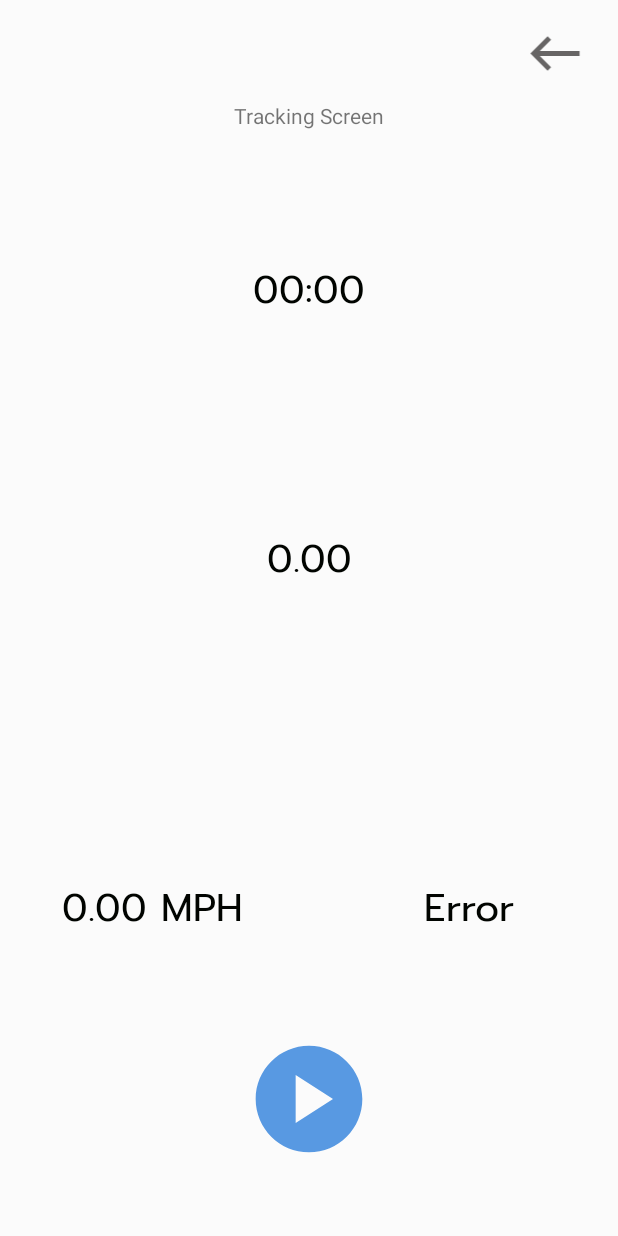
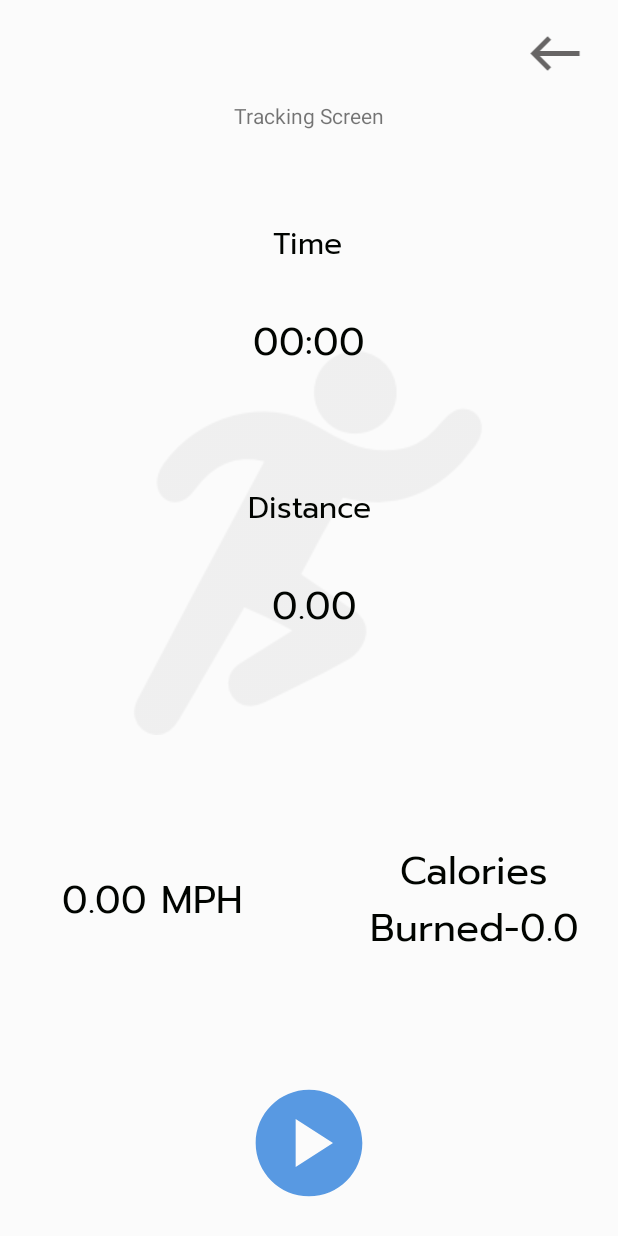
Before and after one commit to WingsofStars/TechSupport-Fitness_Application, an Android app: the trackingScreen screen opened directly, with no data from a screen before it, after a tap on an icon or button, on a phone screen of 412 x 824 dp. Run offline under Robolectric (Android 15) with nearby library versions, the phone set to English and light mode, and no system bars; libraries missing offline, so code that uses them is left out: androidx.constraintlayout.solver; 3 statements that could not run were skipped; 3 other taps on this screen came first.

Commit message:
Version 1.33 Added 1 File Modified 10 Files Added Screen Scaling Fixed TrackRun Screen. Creates Log when Run is stopped

```diff
--- a/app/src/main/java/delware/apps/techsupport_scampermobile/DistanceCalculator.java
+++ b/app/src/main/java/delware/apps/techsupport_scampermobile/DistanceCalculator.java
@@ -4,7 +4,7 @@
     static final double _eQuatorialEarthRadius = 6378.1370D;
     static final double _d2r = (Math.PI / 180D);
 
-    public int getDistanceM(double lat1, double long1, double lat2, double long2){
+    public double getDistanceM(double lat1, double long1, double lat2, double long2){
         double dlong = (long2 - long1) * _d2r;
         double dlat = (lat2 - lat1) * _d2r;
         double a = Math.pow(Math.sin(dlat / 2D), 2D) + Math.cos(lat1 * _d2r) * Math.cos(lat2 * _d2r)
@@ -12,7 +12,7 @@
         double c = 2D * Math.atan2(Math.sqrt(a), Math.sqrt(1D - a));
         double d = _eQuatorialEarthRadius * c;
         //converts d to meters
-        return (int) (1000 * d);
+        return (double) (1000 * d);
         //if you want to convert to miles and don't forget to refactor
         //return (int) (0.62137119 * d);
     }
--- a/app/src/main/java/delware/apps/techsupport_scampermobile/LogAdapter.java
+++ b/app/src/main/java/delware/apps/techsupport_scampermobile/LogAdapter.java
@@ -31,6 +31,7 @@
         int minutes  = getItem(position).getMinutes();
         int calories  = getItem(position).getCalories();
         String type  = getItem(position).getCardioType();
+        float speed = getItem(position).getSpeed();
         int id = getItem(position).UserId;
 
         RunLog runlog = new RunLog(distance, hours, minutes, calories, date, type);
@@ -49,7 +50,7 @@
         Date.setText(String.valueOf(date));
         Time.setText(String.format("%.2f",hours + (float) minutes/60) + " Hours");
         Distance.setText(String.valueOf(distance) + " Miles");
-        Speed.setText(String.format("%.2f",distance/(Float.valueOf(hours)+(minutes/60))) + " MPH");
+        Speed.setText(String.format("%.2f", speed) + " MPH");
         Calories.setText(String.valueOf(calories) + " Calories");
         Type.setText(String.valueOf(type));
         IdTXT.setText(String.valueOf(id));
--- a/app/src/main/java/delware/apps/techsupport_scampermobile/MainActivity.java
+++ b/app/src/main/java/delware/apps/techsupport_scampermobile/MainActivity.java
@@ -175,7 +175,7 @@
                         textViewException.setText("Provided Username or Password is invalid.");
                     }
                 } catch (Exception e) {
-                    textViewException.setText("ERROR");
+                    textViewException.setText("Provided Username or Password is invalid.");
                     return;
                 }
 
--- a/app/src/main/java/delware/apps/techsupport_scampermobile/RunLog.java
+++ b/app/src/main/java/delware/apps/techsupport_scampermobile/RunLog.java
@@ -18,7 +18,10 @@
         this.calories = calories;;
         this.date = date;
         this.cardioType = cardioType;
-        speed = distance / (hours + (minutes/60));
+        float minutePlaceHolder = (float) minutes;
+        System.out.println(minutePlaceHolder);
+        speed = distance / (hours + (minutePlaceHolder/60));
+        System.out.println("Speed: " + speed);
     }
 
     public float getDistance() {
--- a/app/src/main/java/delware/apps/techsupport_scampermobile/Screens/newUserScreen.java
+++ b/app/src/main/java/delware/apps/techsupport_scampermobile/Screens/newUserScreen.java
@@ -86,7 +86,7 @@
         String strHeight = etHeight.getText().toString();
         String strWeight = etWeight.getText().toString();
         if(strHeight.isEmpty() || strWeight.isEmpty()) {
-            txtException.setText("height and weight cant be null");
+            txtException.setText("Height and Weight cant be empty");
             return;
         }
         //calculates Age
--- a/app/src/main/java/delware/apps/techsupport_scampermobile/Screens/trackingScreen.java
+++ b/app/src/main/java/delware/apps/techsupport_scampermobile/Screens/trackingScreen.java
@@ -25,7 +25,9 @@
 import com.google.android.gms.location.LocationServices;
 import com.google.android.gms.tasks.OnSuccessListener;
 
+import java.text.SimpleDateFormat;
 import java.util.ArrayList;
+import java.util.Calendar;
 import java.util.List;
 
 import delware.apps.techsupport_scampermobile.CalorieCalculator;
@@ -34,6 +36,7 @@
 import delware.apps.techsupport_scampermobile.MainActivity;
 import delware.apps.techsupport_scampermobile.NavigationService;
 import delware.apps.techsupport_scampermobile.R;
+import delware.apps.techsupport_scampermobile.RunLog;
 import delware.apps.techsupport_scampermobile.Tracking_Settings;
 
 public class trackingScreen extends AppCompatActivity {
@@ -50,7 +53,7 @@
     //distance between the newest and previous coordinates
     public double fractionDistance;
     //Total distance
-    public double totalDistance;
+    public double totalDistance = 0;
     //Accelerometer Speed at each interval !not average speed!
     public double currentSpeed;
 
@@ -94,6 +97,7 @@
     private ArrayList<Double> distances;
 
 
+
     @Override
     protected void onCreate(Bundle savedInstanceState) {
         super.onCreate(savedInstanceState);
@@ -115,6 +119,8 @@
         timetxt.setBase(SystemClock.elapsedRealtime());
         trackingSettings = new Tracking_Settings();
 
+        distanceCalculator = new DistanceCalculator();
+        calorieCalculator = new CalorieCalculator();
 
         fusedLocationClient = LocationServices.getFusedLocationProviderClient(this);
         //set properties of location request
@@ -136,14 +142,16 @@
 
                 //save the location
                 currentLocation = locationResult.getLastLocation();
-                if(currentLocation != null) {
-                    System.out.println("location is null");
+                System.out.println(locationResult.getLastLocation());
+                if(currentLocation == null) {
+                    System.out.println("1 location is null");
                     speedtxt.setText("Error");
                 }else {
                     currentSpeed = currentLocation.getSpeed();
+                    System.out.println("Speed: " + currentLocation.getSpeed());
                     addLocalToList(currentLocation);
-                    System.out.println(currentLocation);
-                    speedtxt.setText(String.valueOf(currentSpeed));
+                    System.out.println("Current Location: " + currentLocation + " added to list");
+                    speedtxt.setText(String.valueOf(String.format("%.2f",currentSpeed)) + " MPH");
                 }
 
 
@@ -151,12 +159,15 @@
                 if (savedLocations.size() >= 2){
                     fractionDistance = distanceCalculator.getDistanceM(previousLocation.getLatitude(), previousLocation.getLongitude(),
                             currentLocation.getLatitude(),currentLocation.getLongitude());
+                    System.out.println(fractionDistance);
 
                     distances.add(fractionDistance);
                     if(distances.size() > 10)
                         distances.remove(11);
 
                     totalDistance += fractionDistance;
+                    System.out.println(totalDistance);
+                    distancetxt.setText(String.valueOf(String.format("%.3f",totalDistance/1609)) + " miles");
                 }
 
                 System.out.println("Location Interval Triggered");
@@ -246,7 +257,22 @@
         state = State.stopped;
         getRunIntent(state);
         //resets presses so you can restart the run
+
+        float distance = (float) (totalDistance/1609);
+        int calories;
+        calories=100;
+        SimpleDateFormat formater = new SimpleDateFormat("MM/dd/yyyy");
+        int hours = (int)totalTime/360;
+        System.out.println("Hours: " + hours);
+        int minutes = (int)totalTime/60;
+        System.out.println("seconds: " + totalTime);
+        System.out.println("minutes: " + minutes);
         totalTime = SystemClock.elapsedRealtime() - timetxt.getBase();
+        String Date = formater.format(Calendar.getInstance().getTime());
+        RunLog runLog = new RunLog(distance, hours, minutes, calories, Date, "Running/Walking"  );
+        System.out.println(runLog.speed);
+        MainActivity.databaseHandler.addLog(runLog);
+        MainActivity.setWeeklyStats();
         System.out.println(totalTime);
         stopLocationUpdates();
         try {
@@ -302,11 +328,15 @@
                 public void onSuccess(Location location) {
 
 
-                    currentLocation = location;
-                    addLocalToList(currentLocation);
-                    System.out.println(currentLocation);
-                    if(location != null) {
+
+                    if(location == null) {
                         System.out.println("location is null");
+                    }
+                    else{
+                        currentLocation = location;
+                        System.out.println("location: " + location);
+                        addLocalToList(currentLocation);
+                        System.out.println(currentLocation);
                     }
                 }
             });
@@ -352,6 +382,7 @@
         LocationList locationList = (LocationList) getApplicationContext();
         savedLocations = locationList.getMyLocations();
         savedLocations.add(location);
+        System.out.println("Hello" + location);
     }
 
     public double getSpeed()
--- a/app/src/main/java/delware/apps/techsupport_scampermobile/Tracking_Settings.java
+++ b/app/src/main/java/delware/apps/techsupport_scampermobile/Tracking_Settings.java
@@ -221,12 +221,13 @@
             fusedLocationClient.getLastLocation().addOnSuccessListener(this, new OnSuccessListener<Location>() {
                 @Override
                 public void onSuccess(Location location) {
-
+                    LocationList locationList = (LocationList) getApplicationContext();
+                    savedLocations = locationList.getMyLocations();
 
                     currentLocation = location;
                     updateUIValues(currentLocation);
-                    LocationList locationList = (LocationList) getApplicationContext();
-                    savedLocations = locationList.getMyLocations();
+
+
                     savedLocations.add(currentLocation);
                     System.out.println(currentLocation);
                     if(location != null) {
--- a/app/src/main/res/layout/activity_new_user_screen.xml
+++ b/app/src/main/res/layout/activity_new_user_screen.xml
@@ -65,11 +65,11 @@
 
     <EditText
         android:id="@+id/Height1"
-        android:layout_width="97dp"
+        android:layout_width="135dp"
         android:layout_height="51dp"
         android:backgroundTint="@color/lightGrey"
         android:ems="10"
-        android:hint="Height"
+        android:hint="Height (Inches)"
         android:inputType="number"
         android:maxLength="2"
         android:textAlignment="center"
--- a/app/src/main/res/layout/activity_tracking_screen.xml
+++ b/app/src/main/res/layout/activity_tracking_screen.xml
@@ -4,25 +4,40 @@
     xmlns:tools="http://schemas.android.com/tools"
     android:layout_width="match_parent"
     android:layout_height="match_parent"
-    tools:context=".Screens.trackingScreen"
-    android:background="@color/white">
+    android:background="@color/white"
+    tools:context=".Screens.trackingScreen">
+
+    <TextView
+        android:id="@+id/textView10"
+        android:layout_width="95dp"
+        android:layout_height="35dp"
+        android:fontFamily="@font/prompt"
+        android:gravity="center"
+        android:text="Distance"
+        android:textAlignment="center"
+        android:textSize="20dp"
+        android:textColor="@color/black"
+        app:layout_constraintEnd_toEndOf="parent"
+        app:layout_constraintStart_toStartOf="parent"
+        app:layout_constraintTop_toBottomOf="@+id/guideline21" />
 
     <TextView
         android:id="@+id/tvSpeed"
         android:layout_width="171dp"
         android:layout_height="87dp"
-        android:textColor="@color/black"
         android:fontFamily="@font/prompt"
+        android:layout_marginTop="0dp"
         android:gravity="center"
         android:text="0.00 MPH"
         android:textAlignment="center"
+        android:textColor="@color/black"
         android:textSize="25dp"
         app:layout_constraintBottom_toBottomOf="parent"
         app:layout_constraintEnd_toEndOf="parent"
         app:layout_constraintHorizontal_bias="0.066"
         app:layout_constraintStart_toStartOf="parent"
-        app:layout_constraintTop_toTopOf="parent"
-        app:layout_constraintVertical_bias="0.763" />
+        app:layout_constraintTop_toTopOf="@+id/guideline20"
+        app:layout_constraintVertical_bias="0.0" />
 
     <TextView
         android:id="@+id/tvCalories"
@@ -30,32 +45,33 @@
         android:layout_height="87dp"
         android:fontFamily="@font/prompt"
         android:gravity="center"
+        android:layout_marginTop="0dp"
         android:text="Calories Burned: "
         android:textAlignment="center"
         android:textColor="@color/black"
         android:textSize="25dp"
         app:layout_constraintBottom_toBottomOf="parent"
         app:layout_constraintEnd_toEndOf="parent"
-        app:layout_constraintHorizontal_bias="0.945"
+        app:layout_constraintHorizontal_bias="0.958"
         app:layout_constraintStart_toStartOf="parent"
-        app:layout_constraintTop_toTopOf="parent"
-        app:layout_constraintVertical_bias="0.763" />
+        app:layout_constraintTop_toTopOf="@+id/guideline20"
+        app:layout_constraintVertical_bias="0.0" />
 
     <TextView
         android:id="@+id/tvDistance"
         android:layout_width="385dp"
-        android:textColor="@color/black"
         android:layout_height="96dp"
         android:fontFamily="@font/prompt"
         android:gravity="center"
         android:text="0.00"
         android:textAlignment="center"
+        android:layout_marginTop="0dp"
+        android:textColor="@color/black"
         android:textSize="25dp"
-        app:layout_constraintBottom_toBottomOf="parent"
         app:layout_constraintEnd_toEndOf="parent"
+        app:layout_constraintHorizontal_bias="0.615"
         app:layout_constraintStart_toStartOf="parent"
-        app:layout_constraintTop_toTopOf="parent"
-        app:layout_constraintVertical_bias="0.447" />
+        app:layout_constraintTop_toBottomOf="@+id/textView10" />
 
     <TextView
         android:id="@+id/textView"
@@ -87,60 +103,111 @@
         android:layout_width="85dp"
         android:layout_height="85dp"
         android:clickable="true"
-        android:visibility="visible"
         android:onClick="StartRun"
         android:src="@drawable/playcircle"
+        android:visibility="visible"
         app:layout_constraintBottom_toBottomOf="parent"
         app:layout_constraintEnd_toEndOf="parent"
         app:layout_constraintStart_toStartOf="parent"
-        app:layout_constraintTop_toTopOf="parent"
-        app:layout_constraintVertical_bias="0.934" />
+        app:layout_constraintTop_toTopOf="@+id/guideline20"
+        app:layout_constraintVertical_bias="0.894" />
 
     <ImageView
         android:id="@+id/btnPause"
         android:layout_width="85dp"
         android:layout_height="85dp"
+        android:clickable="true"
+        android:layout_marginEnd="0dp"
+        android:onClick="PauseRun"
         android:src="@drawable/pausecircle"
+        android:visibility="invisible"
         app:layout_constraintBottom_toBottomOf="parent"
-        android:visibility="invisible"
-        android:clickable="true"
-        android:onClick="PauseRun"
-        app:layout_constraintEnd_toEndOf="parent"
-        app:layout_constraintHorizontal_bias="0.239"
+        app:layout_constraintEnd_toStartOf="@+id/btnPlay"
+        app:layout_constraintHorizontal_bias="1.0"
         app:layout_constraintStart_toStartOf="parent"
-        app:layout_constraintTop_toTopOf="parent"
-        app:layout_constraintVertical_bias="0.934" />
+        app:layout_constraintTop_toTopOf="@+id/guideline20"
+        app:layout_constraintVertical_bias="0.894" />
 
     <ImageView
         android:id="@+id/btnStop"
         android:layout_width="85dp"
-        android:visibility="invisible"
+        android:layout_height="85dp"
         android:clickable="false"
-        android:layout_height="85dp"
+        android:layout_marginStart="0dp"
         android:onClick="StopRun"
         android:src="@drawable/stopcircle"
+        android:visibility="invisible"
         app:layout_constraintBottom_toBottomOf="parent"
         app:layout_constraintEnd_toEndOf="parent"
-        app:layout_constraintHorizontal_bias="0.76"
+        app:layout_constraintHorizontal_bias="0.0"
+        app:layout_constraintStart_toEndOf="@+id/btnPlay"
+        app:layout_constraintTop_toTopOf="@+id/guideline20"
+        app:layout_constraintVertical_bias="0.894" />
+
+    <ImageView
+        android:id="@+id/imageView3"
+        android:layout_width="wrap_content"
+        android:layout_height="wrap_content"
+        android:alpha="0.05"
+        android:rotationY="180"
+        app:layout_constraintBottom_toBottomOf="parent"
+        app:layout_constraintEnd_toEndOf="parent"
+        app:layout_constraintHorizontal_bias="0.496"
         app:layout_constraintStart_toStartOf="parent"
         app:layout_constraintTop_toTopOf="parent"
-        app:layout_constraintVertical_bias="0.934" />
+        app:layout_constraintVertical_bias="0.412"
+        app:srcCompat="@drawable/running_icon_26702" />
 
     <Chronometer
         android:id="@+id/tvTime"
-        android:textColor="@color/black"
-        android:fontFamily="@font/prompt"
         android:layout_width="385dp"
         android:layout_height="96dp"
+        android:layout_marginTop="0dp"
         android:ems="10"
+        android:fontFamily="@font/prompt"
+        android:gravity="center"
+        android:inputType="time"
         android:textAlignment="center"
-        android:inputType="time"
+        android:textColor="@color/black"
         android:textSize="25dp"
-        android:gravity="center"
-        app:layout_constraintBottom_toBottomOf="parent"
         app:layout_constraintEnd_toEndOf="parent"
         app:layout_constraintStart_toStartOf="parent"
-        app:layout_constraintTop_toTopOf="parent"
-        app:layout_constraintVertical_bias="0.201" />
+        app:layout_constraintTop_toBottomOf="@+id/textView8" />
+
+    <androidx.constraintlayout.widget.Guideline
+        android:id="@+id/guideline20"
+        android:layout_width="wrap_content"
+        android:layout_height="wrap_content"
+        android:orientation="horizontal"
+        app:layout_constraintGuide_percent="0.6757866" />
+
+    <androidx.constraintlayout.widget.Guideline
+        android:id="@+id/guideline21"
+        android:layout_width="wrap_content"
+        android:layout_height="wrap_content"
+        android:orientation="horizontal"
+        app:layout_constraintGuide_percent="0.38987687" />
+
+    <androidx.constraintlayout.widget.Guideline
+        android:id="@+id/guideline22"
+        android:layout_width="wrap_content"
+        android:layout_height="wrap_content"
+        android:orientation="horizontal"
+        app:layout_constraintGuide_percent="0.1764706" />
+
+    <TextView
+        android:id="@+id/textView8"
+        android:layout_width="50dp"
+        android:layout_height="35dp"
+        android:fontFamily="@font/prompt"
+        android:textColor="@color/black"
+        android:gravity="center"
+        android:text="Time"
+        android:textAlignment="center"
+        android:textSize="20dp"
+        app:layout_constraintEnd_toEndOf="parent"
+        app:layout_constraintHorizontal_bias="0.497"
+        app:layout_constraintStart_toStartOf="parent"
+        app:layout_constraintTop_toTopOf="@+id/guideline22" />
 
 </androidx.constraintlayout.widget.ConstraintLayout>
```
